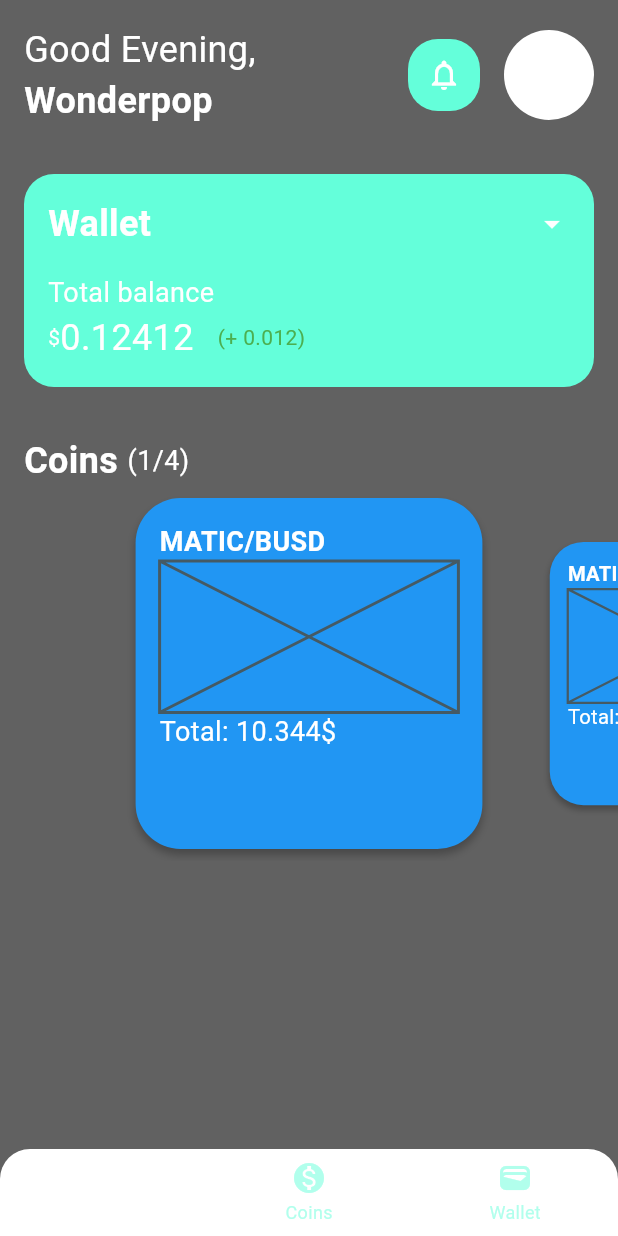
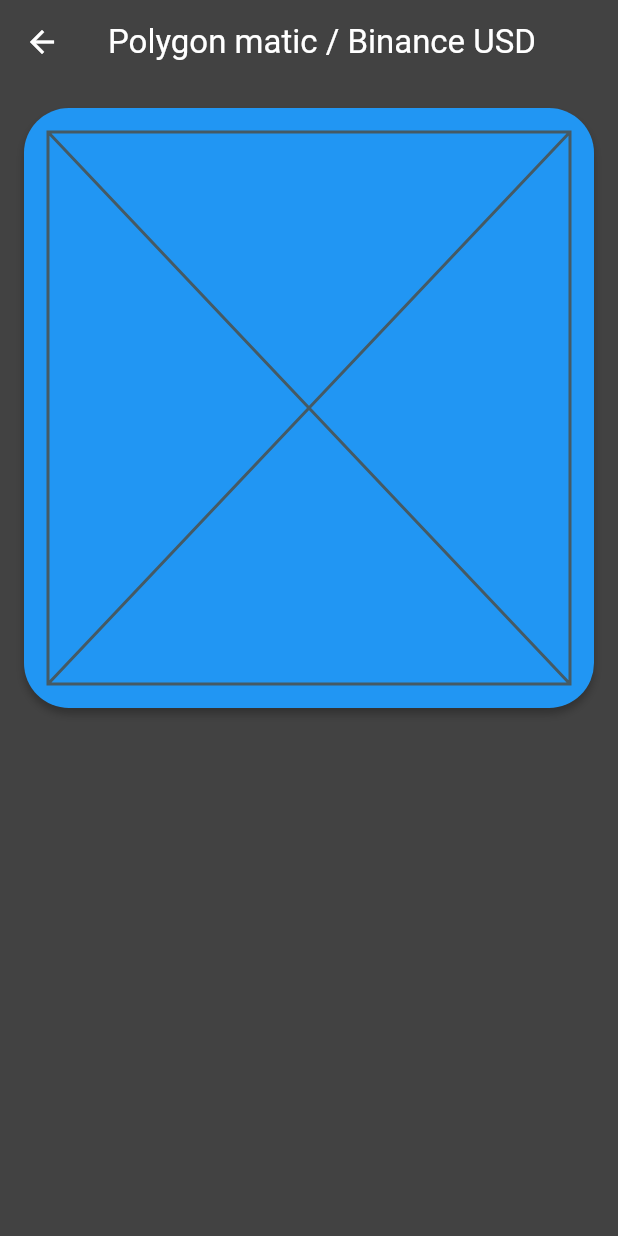
Before and after one commit to wonderpops/coin_crawler, a Flutter app: the screen it shows after launch, after a tap on "MATIC/BUSD", on a phone screen of 412 x 824 dp. Run offline on Flutter 3.47's test engine with Material 2 defaults, Android fonts, the phone set to English and light mode, and no system bars; drawn by our look-alikes of dynamic_color.

Commit message:
Added coin screen widget to app

```diff
--- /dev/null
+++ b/app/lib/widgets/coin_screen/coin_screen.dart
@@ -0,0 +1,57 @@
+import 'package:flutter/material.dart';
+
+import '../home_screen/models.dart';
+
+class CoinScreenWidget extends StatefulWidget {
+  const CoinScreenWidget({Key? key, required this.data}) : super(key: key);
+  final CoinsPreviewCardDataModel data;
+
+  @override
+  State<CoinScreenWidget> createState() => _CoinScreenState();
+}
+
+class _CoinScreenState extends State<CoinScreenWidget> {
+  @override
+  Widget build(BuildContext context) {
+    return Scaffold(
+      appBar: AppBar(
+        title: Text(widget.data.name, style: const TextStyle(fontSize: 22)),
+      ),
+      body: Padding(
+        padding: const EdgeInsets.all(16),
+        child: Column(
+          children: [
+            Hero(
+              tag: widget.data.shortName,
+              child: Material(
+                type: MaterialType.transparency,
+                child: Container(
+                  width: double.maxFinite,
+                  height: 400,
+                  decoration: BoxDecoration(
+                      color: Theme.of(context).colorScheme.primaryContainer,
+                      borderRadius: BorderRadius.circular(30),
+                      boxShadow: const [
+                        BoxShadow(
+                            offset: Offset(0, 4),
+                            blurRadius: 4,
+                            color: Colors.black26)
+                      ]),
+                  child: Padding(
+                    padding: const EdgeInsets.all(16),
+                    child: Column(
+                      crossAxisAlignment: CrossAxisAlignment.start,
+                      children: [
+                        const Flexible(flex: 2, child: Placeholder()),
+                      ],
+                    ),
+                  ),
+                ),
+              ),
+            ),
+          ],
+        ),
+      ),
+    );
+  }
+}
--- a/app/lib/widgets/home_screen/home_screen_widget.dart
+++ b/app/lib/widgets/home_screen/home_screen_widget.dart
@@ -1,5 +1,6 @@
 import 'dart:math';
 
+import 'package:coin_crawler_app/widgets/coin_screen/coin_screen.dart';
 import 'package:coin_crawler_app/widgets/home_screen/models.dart';
 import 'package:flutter/material.dart';
 
@@ -191,7 +192,7 @@
 }
 
 class _CoinsPreviewWidget extends StatefulWidget {
-  _CoinsPreviewWidget({Key? key}) : super(key: key);
+  const _CoinsPreviewWidget({Key? key}) : super(key: key);
 
   @override
   State<_CoinsPreviewWidget> createState() => _CoinsPreviewWidgetState();
@@ -296,12 +297,16 @@
             padding: const EdgeInsets.all(8.0),
             child: Hero(
               tag: data.shortName,
+              child: Material(
+                type: MaterialType.transparency,
+                child: InkWell(
                   child: GestureDetector(
                     onTap: () {
-                  // Navigator.push(
-                  //     context,
-                  //     MaterialPageRoute(
-                  //         builder: (context) => DetailsScreen(data: data)));
+                      Navigator.push(
+                          context,
+                          MaterialPageRoute(
+                              builder: (context) =>
+                                  CoinScreenWidget(data: data)));
                     },
                     child: Container(
                       width: double.maxFinite,
@@ -320,14 +325,15 @@
                           crossAxisAlignment: CrossAxisAlignment.start,
                           children: [
                             Flexible(
-                          flex: 1,
+                              flex: 0,
                               child: Text(data.shortName,
-                              style: const TextStyle(
-                                  fontSize: 18, fontWeight: FontWeight.bold)),
+                                  style: TextStyle(
+                                      fontSize: 18,
+                                      fontWeight: FontWeight.bold)),
                             ),
                             const Flexible(flex: 2, child: Placeholder()),
                             const Flexible(
-                          flex: 1,
+                              flex: 0,
                               child: Text('Total: 10.344\$',
                                   style: TextStyle(fontSize: 18)),
                             ),
@@ -339,6 +345,8 @@
                 ),
               ),
             ),
+          ),
+        ),
       ],
     );
   }
--- a/app/lib/widgets/home_screen/models.dart
+++ b/app/lib/widgets/home_screen/models.dart
@@ -7,7 +7,7 @@
 
 List<CoinsPreviewCardDataModel> dataList = [
   CoinsPreviewCardDataModel("Polygon matic / Binance USD", "MATIC/BUSD"),
-  CoinsPreviewCardDataModel("Polygon matic / Binance USD", "MATIC/BUSD"),
-  CoinsPreviewCardDataModel("Polygon matic / Binance USD", "MATIC/BUSD"),
-  CoinsPreviewCardDataModel("Polygon matic / Binance USD", "MATIC/BUSD"),
+  CoinsPreviewCardDataModel("Polygon matic / Binance USD", "MATIC/BUS"),
+  CoinsPreviewCardDataModel("Polygon matic / Binance USD", "MATIC/BU"),
+  CoinsPreviewCardDataModel("Polygon matic / Binance USD", "MATIC/B"),
 ];
```
Lines whose indentation alone changed are shown as unchanged.
